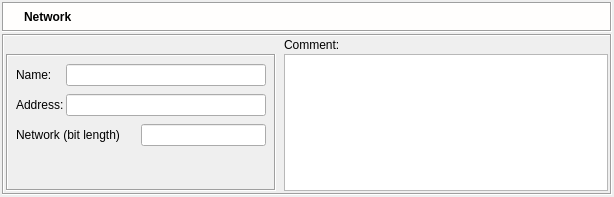
Before: the Qt Designer form src/gui/networkdialogipv6_q.ui in fwbuilder/fwbuilder, drawn with Qt 5.
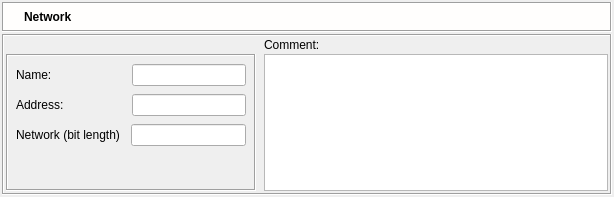
After: the same form once the commit is applied. Icons and pictures are not drawn.

Diff of the .ui file:
```diff
--- a/src/gui/networkdialogipv6_q.ui
+++ b/src/gui/networkdialogipv6_q.ui
@@ -344,7 +344,7 @@
              </property>
              <property name="minimumSize" >
               <size>
-               <width>200</width>
+               <width>0</width>
                <height>0</height>
               </size>
              </property>
@@ -370,7 +370,7 @@
              </property>
              <property name="minimumSize" >
               <size>
-               <width>200</width>
+               <width>0</width>
                <height>0</height>
               </size>
              </property>
```
